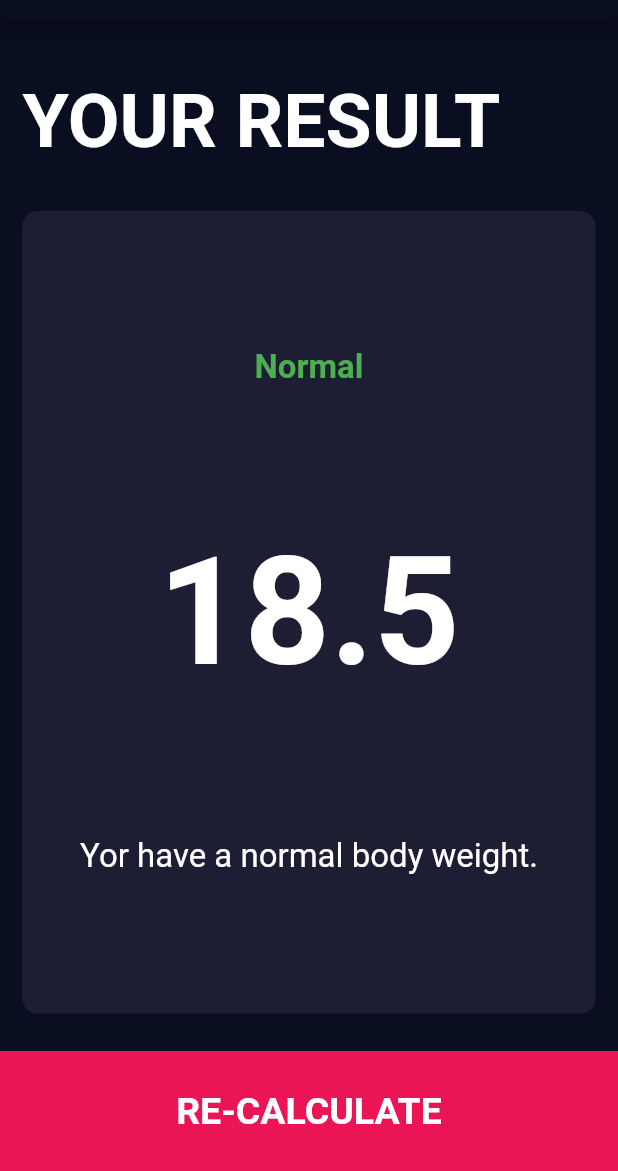
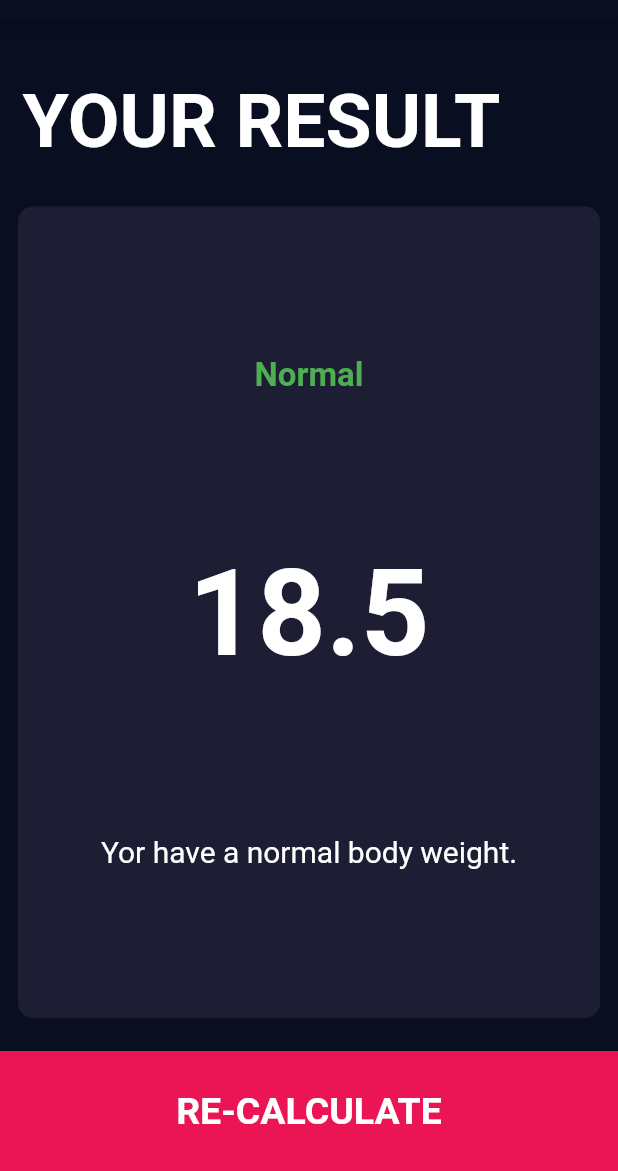
Before and after one commit to AmbujaAK/bmi-calculator-flutter, a Flutter app: the screen it shows after launch, after a tap on "CALCULATE", on a phone screen of 412 x 824 dp, the part 65-1236 px from its top. Run offline on Flutter 3.47's test engine with Material 2 defaults, Android fonts, the phone set to English and light mode, and no system bars; our stand-ins replace font_awesome_flutter.

Commit message:
fixes overlay pixel issues

```diff
--- a/lib/components/icon-content.dart
+++ b/lib/components/icon-content.dart
@@ -16,7 +16,7 @@ class IconContent extends StatelessWidget {
           icon,
           size: 80.0,
         ),
-        SizedBox(height: 15.0,),
+        SizedBox(height: 10.0,),
         Text(
           label,
           style: kLabelTextStyle,
--- a/lib/components/reusable-card.dart
+++ b/lib/components/reusable-card.dart
@@ -17,7 +17,7 @@ class ReusableCard extends StatelessWidget {
       onTap: onPress,
       child: Container(
         child: cardChild,
-        margin: EdgeInsets.all(15.0),
+        margin: EdgeInsets.all(12.0),
         decoration: BoxDecoration(
           borderRadius: BorderRadius.circular(10.0),
           color: color,
--- a/lib/components/round-icon-button.dart
+++ b/lib/components/round-icon-button.dart
@@ -1,5 +1,4 @@
 import 'package:flutter/material.dart';
-import '../constants.dart';
 
 class RoundIconButton extends StatelessWidget {
 
@@ -15,8 +14,8 @@ class RoundIconButton extends StatelessWidget {
       onPressed: onPressed,
       elevation: 0.0,
       constraints: BoxConstraints.tightFor(
-          width: 56.0,
-          height: 56.0
+          width: 44.0,
+          height: 44.0
       ),
       shape: RoundedRectangleBorder(
           borderRadius: BorderRadius.circular(10.0)
--- a/lib/constants.dart
+++ b/lib/constants.dart
@@ -12,7 +12,7 @@ const kLabelTextStyle = TextStyle(
 );
 
 const kNumberTextStyle = TextStyle(
-    fontSize: 50.0,
+    fontSize: 42.0,
     fontWeight: FontWeight.w900
 );
 
@@ -33,10 +33,10 @@ const kResultTextStyle = TextStyle(
 );
 
 const kBMITextstyle = TextStyle(
-  fontSize: 100.0,
+  fontSize: 80.0,
   fontWeight: FontWeight.bold
 );
 
 const kBodyTextStyle = TextStyle(
-  fontSize: 22.0
+  fontSize: 20.0
 );
```
